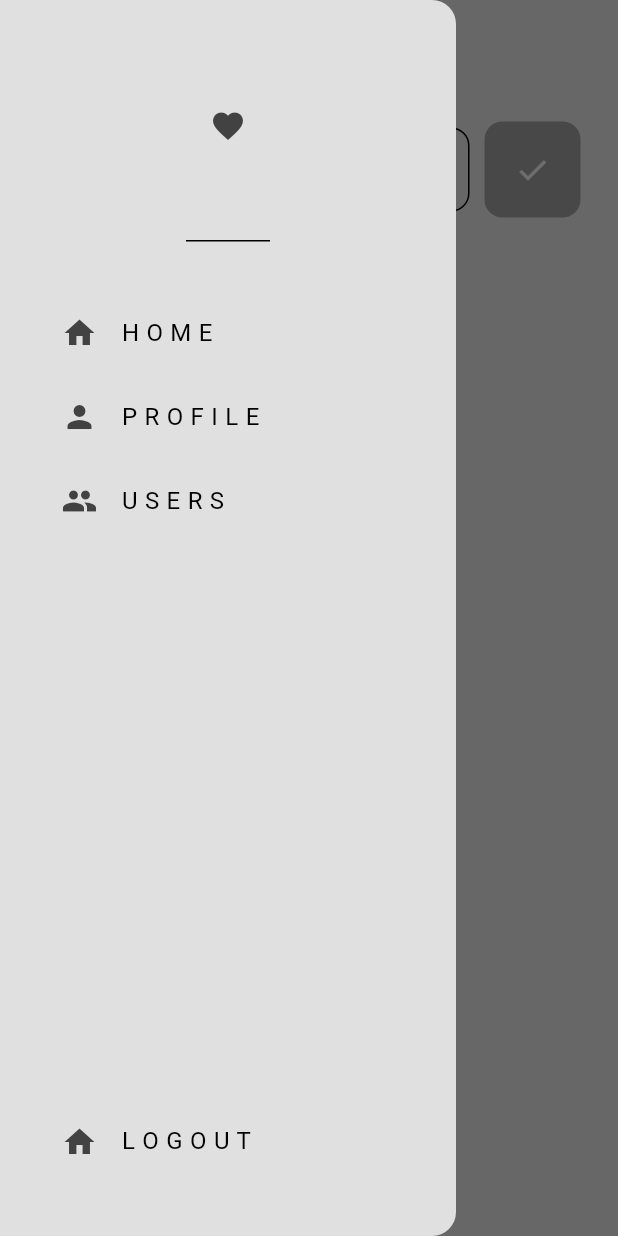
After one commit to Shikharsingh783/social, a Flutter app: the screen it shows once a user with an empty profile is signed in, with the side drawer open, on a phone screen of 412 x 824 dp. The commit adds this screen. Run offline on Flutter 3.47's test engine with Material 3 defaults, Android fonts, the phone set to English and light mode, and no system bars; our stand-ins replace cloud_firestore, firebase_auth, firebase_core; accounts and stored records are empty; network calls fail.

Commit message:
final commit

```diff
--- /dev/null
+++ b/lib/auth/auth.dart
@@ -0,0 +1,31 @@
+import 'package:firebase_auth/firebase_auth.dart';
+import 'package:flutter/material.dart';
+import 'package:social/auth/login_or_register.dart';
+import 'package:social/pages/home_page.dart';
+
+class AuthPage extends StatelessWidget {
+  const AuthPage({super.key});
+
+  @override
+  Widget build(BuildContext context) {
+    return Scaffold(
+      body: StreamBuilder(
+        stream: FirebaseAuth.instance.authStateChanges(),
+        builder: (context,snapshot){
+          // if user is logged in
+
+          if(snapshot.hasData){
+            return HomePage();
+          }
+
+          // user not logged in
+           else{
+            return LoginOrRegister();
+           }
+
+        },
+      )
+
+    );
+  }
+}
--- /dev/null
+++ b/lib/components/my_drawer.dart
@@ -0,0 +1,83 @@
+import 'package:firebase_auth/firebase_auth.dart';
+import 'package:flutter/material.dart';
+
+class MyDrawer extends StatelessWidget {
+  const MyDrawer({super.key});
+
+
+ //logout user
+  void logout(){
+    FirebaseAuth.instance.signOut();
+  }
+
+  @override
+  Widget build(BuildContext context) {
+    return Drawer(
+      backgroundColor: Theme.of(context).colorScheme.background,
+      child: Column(
+        mainAxisAlignment: MainAxisAlignment.spaceBetween,
+        children: [
+          //drawer header
+          Column(
+            children: [
+              DrawerHeader(child: Icon(Icons.favorite,color: Theme.of(context).colorScheme.inversePrimary,)),
+
+              const SizedBox(height: 25,),
+              //home tile
+              Padding(
+                padding: const EdgeInsets.only(left:25.0),
+                child: ListTile(
+                  leading: Icon(Icons.home,color: Theme.of(context).colorScheme.inversePrimary,),
+                  title: Text("H O M E"),
+                  onTap: () {
+                    // this is laready home
+                    Navigator.pop(context);
+                  },
+                ),
+              ),
+
+              //profile tile
+               Padding(
+                padding: const EdgeInsets.only(left:25.0),
+                child: ListTile(
+                  leading: Icon(Icons.person,color: Theme.of(context).colorScheme.inversePrimary,),
+                  title: const Text("P R O F I L E"),
+                  onTap: () {
+                    // pop drawer
+                    Navigator.pop(context);
+                    //navigate to profile
+                    Navigator.pushNamed(context, '/profile_page');
+                  },
+                ),
+              ),
+
+              //users tile
+               Padding(
+                padding: const EdgeInsets.only(left:25.0),
+                child: ListTile(
+                  leading: Icon(Icons.group,color: Theme.of(context).colorScheme.inversePrimary,),
+                  title: const Text("U S E R S"),
+                  onTap: () {
+                    // pop drawer
+                    Navigator.pop(context);
+                    //navigate to profile
+                    Navigator.pushNamed(context, '/users_page');
+                  },
+                ),),
+            ],
+          ),
+
+            // logout tile
+             Padding(
+            padding: const EdgeInsets.only(left:25.0,bottom:35),
+            child: ListTile(
+              leading: Icon(Icons.home,color: Theme.of(context).colorScheme.inversePrimary,),
+              title: const Text("L O G O U T"),
+              onTap: logout,
+            ),
+          )
+        ],
+      ),
+    );
+  }
+}
--- /dev/null
+++ b/lib/components/my_post_button.dart
@@ -0,0 +1,21 @@
+import 'package:flutter/material.dart';
+
+class PostButton extends StatelessWidget {
+  const PostButton({super.key, this.ontap});
+  final void Function()? ontap;
+
+  @override
+  Widget build(BuildContext context) {
+    return GestureDetector(
+      onTap: ontap,
+      child: Container(
+        decoration: BoxDecoration(
+          color: Theme.of(context).colorScheme.secondary,
+          borderRadius: BorderRadius.circular(12)
+        ),
+        padding:const EdgeInsets.all(20),
+        margin: const EdgeInsets.only(left:10),
+        child: Center(child: Icon(Icons.done,color: Theme.of(context).colorScheme.primary,)),
+      ),    );
+  }
+}
--- /dev/null
+++ b/lib/database/firestore.dart
@@ -0,0 +1,37 @@
+/*
+
+this database store post that user have published
+it is stored in a collection vall "POST" in the firestore database
+
+Each post container
+message
+email of the user
+timestamp
+
+*/
+
+import 'package:cloud_firestore/cloud_firestore.dart';
+import 'package:firebase_auth/firebase_auth.dart';
+
+class FirestoreDatabase {
+  //current logged in user
+  User? user = FirebaseAuth.instance.currentUser;
+
+  //get collection of posts from firebase
+  final CollectionReference posts = FirebaseFirestore.instance.collection("Posts");
+
+  //post message
+  Future<void> addPost(String message){
+    return posts.add({
+     'UserEmail': user!.email,
+     'Message':message,
+     'TimeStamp':Timestamp.now()
+    });
+  }
+
+  //read message from firebase
+  Stream<QuerySnapshot> getPostsStream(){
+    final postsStream = FirebaseFirestore.instance.collection("Posts").orderBy('TimeStamp',descending: true).snapshots();
+  return postsStream;
+  }
+}
--- a/lib/main.dart
+++ b/lib/main.dart
@@ -1,6 +1,10 @@
 import 'package:firebase_core/firebase_core.dart';
 import 'package:flutter/material.dart';
+import 'package:social/auth/auth.dart';
 import 'package:social/auth/login_or_register.dart';
+import 'package:social/pages/home_page.dart';
+import 'package:social/pages/profile_page.dart';
+import 'package:social/pages/user_page.dart';
 import 'package:social/theme/dark_mode.dart';
 import 'package:social/theme/light_mode.dart';
 
@@ -9,7 +13,6 @@ import 'package:social/theme/light_mode.dart';
 void main() async {
   WidgetsFlutterBinding.ensureInitialized();
   await Firebase.initializeApp(
-    // options: DefaultFirebaseOptions.currentPlatform,
   );
   runApp(const MyApp());
 }
@@ -25,7 +28,13 @@ class MyApp extends StatelessWidget {
       title: 'Flutter Demo',
      theme: lightMode,
      darkTheme: darkMode,
-      home: const LoginOrRegister()
+      home: const AuthPage(),
+      routes: {
+        '/login_register_page':(context) => const LoginOrRegister(),
+        '/home_page':(context) => HomePage(),
+        '/profile_page':(context) => ProfilePage(),
+        '/users_page':(context) => const UserPage()
+      },
     );
   }
 }
--- /dev/null
+++ b/lib/pages/home_page.dart
@@ -0,0 +1,105 @@
+import 'package:cloud_firestore/cloud_firestore.dart';
+import 'package:flutter/material.dart';
+import 'package:social/components/my_drawer.dart';
+import 'package:social/components/my_list_tile.dart';
+import 'package:social/components/my_post_button.dart';
+import 'package:social/components/textfeild.dart';
+import 'package:social/database/firestore.dart';
+
+class HomePage extends StatelessWidget {
+  HomePage({super.key});
+
+  //firestore access
+  final FirestoreDatabase database = FirestoreDatabase();
+
+  //controller
+  final TextEditingController NewPostController =  TextEditingController();
+
+  //post message
+  void PostMessage(){
+    //only post messagae if there is something inthe textfeild
+    if(NewPostController.text.isNotEmpty){
+      String message = NewPostController.text;
+      database.addPost(message);
+    }
+
+    //clear the conjtroller
+    NewPostController.clear();
+  }
+
+  @override
+  Widget build(BuildContext context) {
+    return Scaffold(
+      backgroundColor: Theme.of(context).colorScheme.background,
+      appBar: AppBar(
+        elevation: 0,
+        backgroundColor: Colors.transparent,
+        foregroundColor: Theme.of(context).colorScheme.inversePrimary  ,
+        title: Text("W A L L"),
+
+      ),
+      drawer: MyDrawer(),
+      body: Column(
+        children: [
+          //textfeild box for the user to type
+          Padding(
+            padding: const EdgeInsets.all(25.0),
+            child: Row(
+              children: [
+                Expanded(
+                  child: MyTextfeild(
+                    hintText: "Say something...",
+                     obsecureText: false,
+                      controller: NewPostController),
+                ),
+                PostButton(ontap: PostMessage,)
+              ],
+            ),
+          ),
+
+          //posts
+          StreamBuilder(stream: database.getPostsStream(),
+           builder: (context,snapshot){
+            //show loading circle
+            if(snapshot.connectionState == ConnectionState.waiting){
+              return Center(
+                child: CircularProgressIndicator(),
+              );
+            }
+
+            //get all post
+            final posts = snapshot.data!.docs;
+
+            //no data?
+            if(snapshot.data == null || posts.isEmpty){
+              return const Center(
+                child: Padding(padding: EdgeInsets.all(25),
+                child: Text("No post.. Post Something!"),
+                ),
+              );
+            }
+
+            // return as  a list
+            return Expanded(child: ListView.builder(
+              itemCount: posts.length,
+              itemBuilder: (context,index){
+              //get each indivisual post
+              final post = posts[index];
+
+
+              //get data from each post
+              String message = post['Message'];
+              String userEmail = post['UserEmail'];
+              // Timestamp timestamp = post['Timestamp'];
+
+              //return as a list tile
+
+              return MyListTile(title: message, subtitle: userEmail);
+            }));
+           }
+           )
+        ],
+      ),
+    );
+  }
+}
--- a/lib/theme/light_mode.dart
+++ b/lib/theme/light_mode.dart
@@ -5,8 +5,8 @@ ThemeData lightMode = ThemeData(
   colorScheme: ColorScheme.light(
     background: Colors.grey.shade300,
     primary: Colors.grey.shade200,
-    secondary: Colors.grey.shade400,
-    inversePrimary: Colors.grey.shade500
+    secondary: Colors.grey.shade500,
+    inversePrimary: Colors.grey.shade800
   ),
   textTheme: ThemeData.light().textTheme.apply(
     bodyColor: Colors.grey[800],
--- a/pubspec.yaml
+++ b/pubspec.yaml
@@ -37,6 +37,7 @@ dependencies:
   cupertino_icons: ^1.0.2
   firebase_core: ^2.24.2
   firebase_auth: ^4.15.3
+  cloud_firestore: ^4.13.6
 
 dev_dependencies:
   flutter_test:
```
Also changed, not shown: lib/components/my_back_button.dart (added, +21 -0 lines), lib/components/my_list_tile.dart (added, +24 -0 lines), lib/pages/login_page.dart (+33 -9 lines), lib/pages/profile_page.dart (added, +94 -0 lines), lib/pages/register_page.dart (+18 -2 lines), lib/pages/user_page.dart (added, +67 -0 lines), pubspec.lock, 7 other files.
